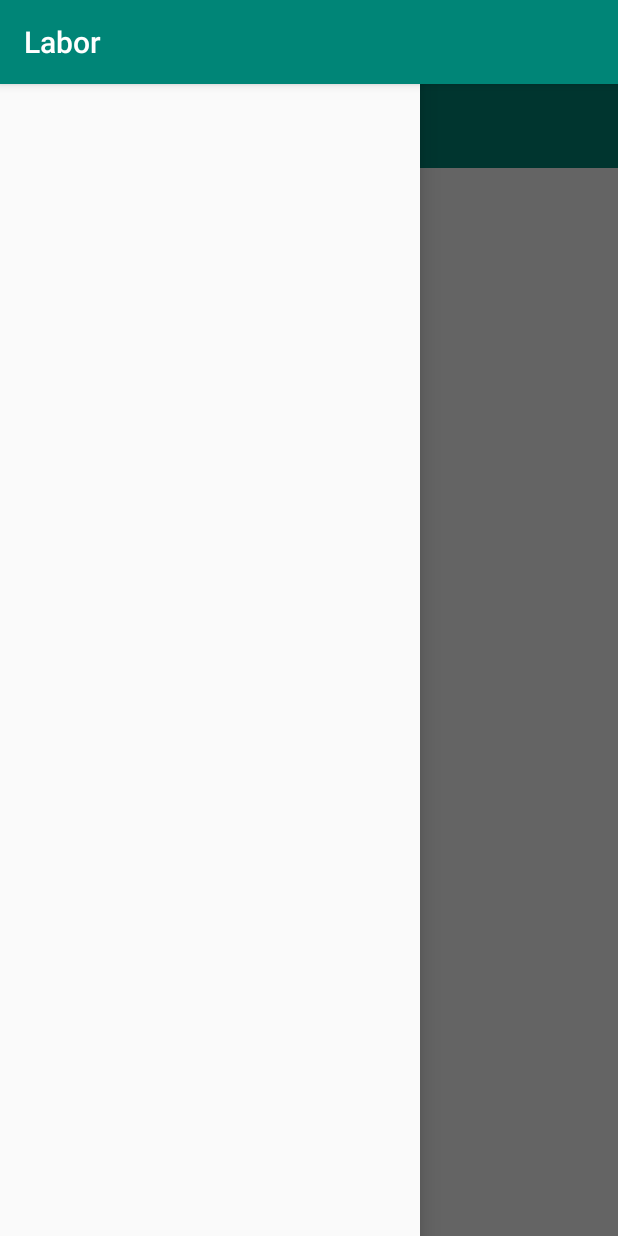
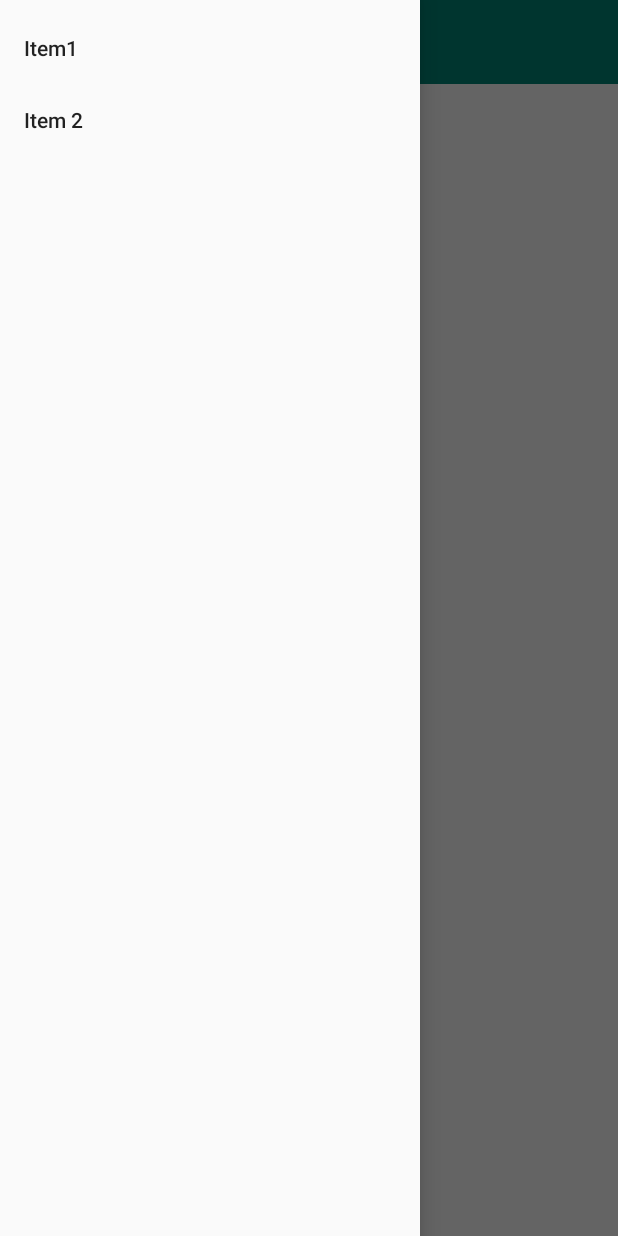
Before and after one commit to kir-aan/LabourAdda, an Android app: the LaborSkillSelector screen opened directly, with no data from a screen before it, with the side drawer open, on a phone screen of 412 x 824 dp. Run offline under Robolectric (Android 15) with nearby library versions, the phone set to English and light mode, and no system bars.

Commit message:
Added Navigation View

```diff
--- a/app/build.gradle
+++ b/app/build.gradle
@@ -23,6 +23,8 @@ android {
 dependencies {
     implementation fileTree(dir: 'libs', include: ['*.jar'])
     implementation 'androidx.appcompat:appcompat:1.0.0'
+    implementation 'com.android.support:design:28.0.0'
+    implementation 'com.google.android.material:material:1.0.0'
     implementation 'androidx.constraintlayout:constraintlayout:1.1.3'
     implementation 'androidx.legacy:legacy-support-v4:1.0.0'
     testImplementation 'junit:junit:4.12'
--- a/app/src/main/AndroidManifest.xml
+++ b/app/src/main/AndroidManifest.xml
@@ -10,7 +10,8 @@
         android:roundIcon="@mipmap/ic_launcher_round"
         android:supportsRtl="true"
         android:theme="@style/AppTheme">
-        <activity android:name=".labors_selection"></activity>
+        <activity android:name=".HiredStatus"></activity>
+        <activity android:name=".labors_selection" />
         <activity android:name=".LaborSkillSelector" />
         <activity android:name=".AvailabilityActivity" />
         <activity android:name=".ProfileActvity" />
--- a/app/src/main/java/com/mvsrecproject/labor/LaborSkillSelector.java
+++ b/app/src/main/java/com/mvsrecproject/labor/LaborSkillSelector.java
@@ -1,13 +1,20 @@
 package com.mvsrecproject.labor;
 
 import android.content.Intent;
+
+import androidx.annotation.NonNull;
 import androidx.appcompat.app.AppCompatActivity;
+import androidx.appcompat.widget.Toolbar;
+
 import android.os.Bundle;
+import android.view.MenuItem;
 import android.view.View;
 import android.widget.Button;
 import android.widget.RadioButton;
 import android.widget.RadioGroup;
 import android.widget.Toast;
+
+import com.google.android.material.navigation.NavigationView;
 
 // LaborSkillSelector --> Selecting the labourer's skill (that contractor is looking for)
 
@@ -15,6 +22,8 @@ public class LaborSkillSelector extends AppCompatActivity {
     RadioGroup rgSkills;
     RadioButton rbtn;
     Button btnSubmit;
+    private Toolbar toolbar;
+    NavigationView navigationView;
     int id;
     @Override
     protected void onCreate(Bundle savedInstanceState) {
@@ -22,6 +31,27 @@ public class LaborSkillSelector extends AppCompatActivity {
         setContentView(R.layout.activity_laborskillselector);
         btnSubmit = findViewById(R.id.btnSubmit);
         rgSkills= findViewById(R.id.rgSkills);
+        toolbar=findViewById(R.id.toolbar);
+        setSupportActionBar(toolbar);
+        navigationView=findViewById(R.id.navigationView);
+
+        navigationView.setNavigationItemSelectedListener(new NavigationView.OnNavigationItemSelectedListener() {
+            @Override
+            public boolean onNavigationItemSelected(@NonNull MenuItem menuItem) {
+                int id=menuItem.getItemId();
+                Intent intent;
+                switch (id){
+                    case R.id.item1:    intent=new Intent(LaborSkillSelector.this,LaborSkillSelector.class);
+                                        startActivity(intent);
+                                        break;
+                    case R.id.item2:    intent=new Intent(LaborSkillSelector.this,HiredStatus.class);
+                                        startActivity(intent);
+                                        break;
+                }
+                return false;
+            }
+        });
+
 
         btnSubmit.setOnClickListener(new View.OnClickListener() {
             @Override
--- a/app/src/main/java/com/mvsrecproject/labor/Labors.java
+++ b/app/src/main/java/com/mvsrecproject/labor/Labors.java
@@ -9,6 +9,10 @@ public class Labors {
     String LabourLocation;
     String phoneNum;
     boolean availabilityStatus=false;
+    public Labors(String labourName,String phoneNum){
+        this.phoneNum=phoneNum;
+        this.LabourName=labourName;
+    }
     public Labors(){
 
     }
--- /dev/null
+++ b/app/src/main/res/menu/drawer_view.xml
@@ -0,0 +1,13 @@
+<menu xmlns:android="http://schemas.android.com/apk/res/android">
+
+    <group android:checkableBehavior="single">
+        <item
+            android:id="@+id/item1"
+            android:title="Item1"
+            />
+
+        <item
+            android:title="Item 2"
+            android:id="@+id/item2"/>
+    </group>
+</menu>
--- a/app/src/main/res/values/strings.xml
+++ b/app/src/main/res/values/strings.xml
@@ -31,5 +31,6 @@
     <string name="name_age">NAME(AGE)</string>
     <string name="status">STATUS</string>
     <string name="send_request">SEND REQUEST</string>
+    <string name="hiredlabors">HiredLabors</string>
 
 </resources>
--- a/app/src/main/res/values/styles.xml
+++ b/app/src/main/res/values/styles.xml
@@ -1,7 +1,7 @@
 <resources>
 
     <!-- Base application theme. -->
-    <style name="AppTheme" parent="Base.Theme.AppCompat.Light.DarkActionBar">
+    <style name="AppTheme" parent="Theme.AppCompat.Light.NoActionBar">
         <!-- Customize your theme here. -->
         <item name="colorPrimary">@color/colorPrimary</item>
         <item name="colorPrimaryDark">@color/colorPrimaryDark</item>
```
Also changed, not shown: app/src/main/java/com/mvsrecproject/labor/HiredLaborAdapter.java (added, +75 -0 lines), app/src/main/java/com/mvsrecproject/labor/HiredStatus.java (added, +111 -0 lines).
